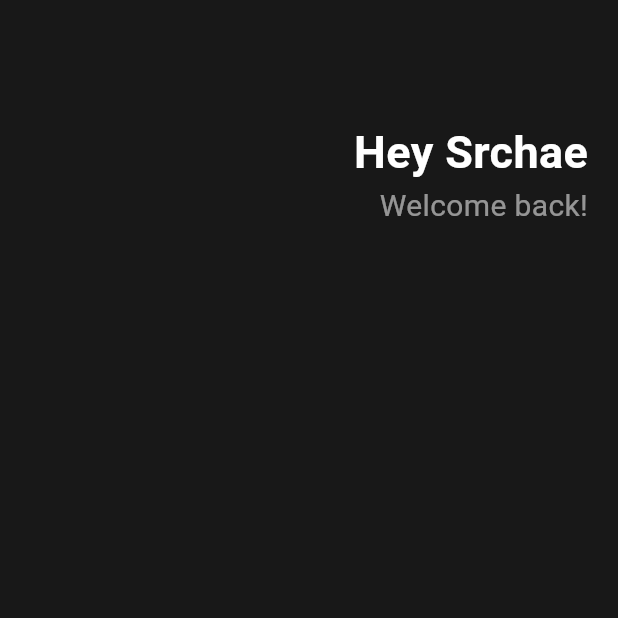
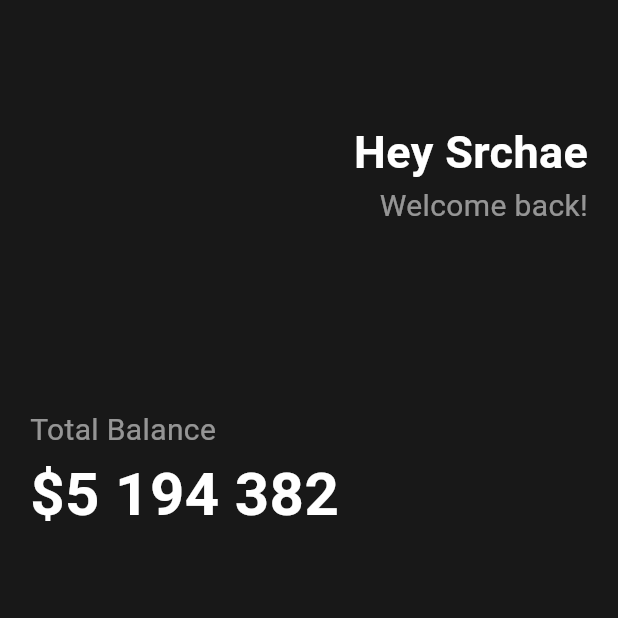
Before and after one commit to srchae/flutter-begin, a Flutter app: the screen it shows after launch, on a phone screen of 412 x 824 dp, the top half of it. Run offline on Flutter 3.47's test engine with Material 3 defaults, Android fonts, the phone set to English and light mode, and no system bars.

Commit message:
Feat: 메인 페이지 시작하기

```diff
--- a/lib/main.dart
+++ b/lib/main.dart
@@ -15,6 +15,7 @@ class MyApp extends StatelessWidget {
             body: Padding(
               padding: EdgeInsets.symmetric(horizontal: 20),
               child: Column(
+                crossAxisAlignment: CrossAxisAlignment.start,
                 children: [
                   SizedBox(height: 80),
                   Row(mainAxisAlignment: MainAxisAlignment.end, children: [
@@ -38,6 +39,23 @@ class MyApp extends StatelessWidget {
                           )
                         ]),
                   ]),
+                  SizedBox(
+                    height: 120,
+                  ),
+                  Text(
+                    "Total Balance",
+                    style: TextStyle(
+                      color: Colors.white54,
+                      fontSize: 20,
+                    ),
+                  ),
+                  Text(
+                    "\$5 194 382",
+                    style: TextStyle(
+                        color: Colors.white,
+                        fontSize: 40,
+                        fontWeight: FontWeight.w700),
+                  ),
                 ],
               ),
             )));
```
